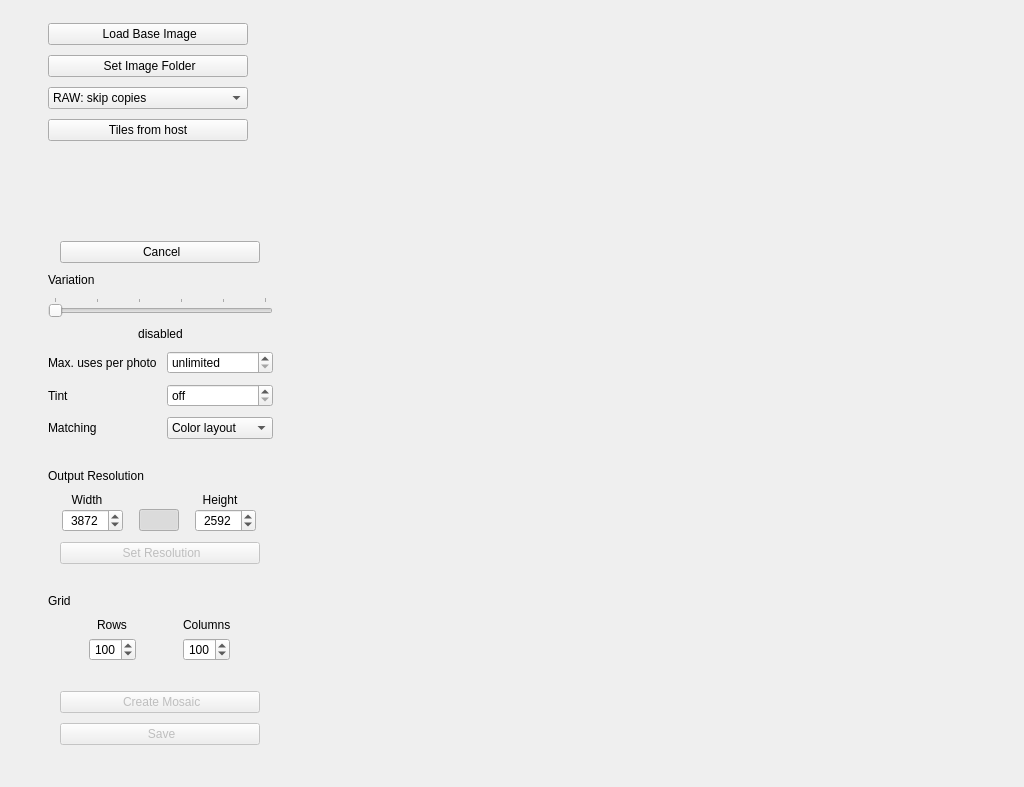
Above: mainwindow.ui from MightyMirko/ImageMosaicWall before the change. Below: the same form after it.
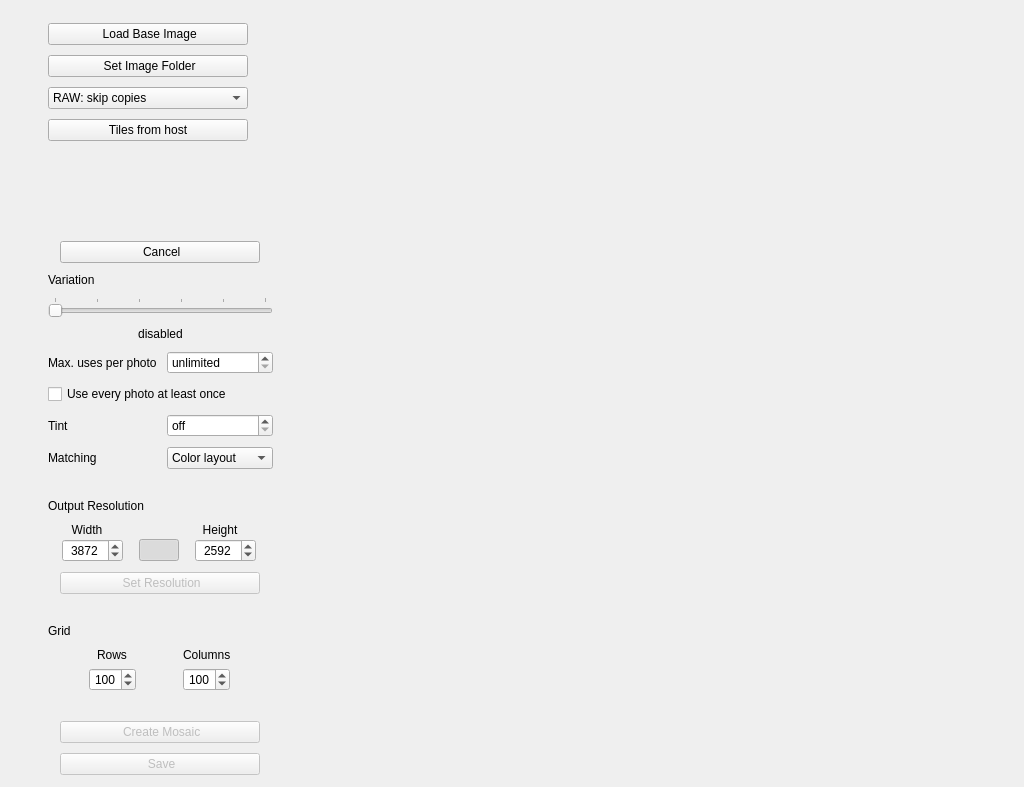
That is the form after the change. Icons and pictures are not drawn. Custom widgets are drawn as their Qt base class.

Commit message: Option to use every photo at least once

Patch:
```diff
--- a/mainwindow.ui
+++ b/mainwindow.ui
@@ -428,7 +428,17 @@
                    </property>
                   </widget>
                  </item>
-                 <item row="3" column="0">
+                 <item row="3" column="0" colspan="2">
+                  <widget class="QCheckBox" name="cbEveryPhoto">
+                   <property name="toolTip">
+                    <string>Every photo of the folder or selection appears at least once, e.g. for a wedding or a yearbook. Each photo first gets the free cell it fits best, then the remaining cells are filled as usual. Works best with many more cells than photos; Tint helps photos that fit nowhere blend in. With more photos than cells, every photo is used at most once instead.</string>
+                   </property>
+                   <property name="text">
+                    <string>Use every photo at least once</string>
+                   </property>
+                  </widget>
+                 </item>
+                 <item row="4" column="0">
                   <widget class="QLabel" name="lblTint">
                    <property name="toolTip">
                     <string>Blends the color of the base image into each tile, so the mosaic reads better from a distance. 10 to 30 % is usually enough.</string>
@@ -438,7 +448,7 @@
                    </property>
                   </widget>
                  </item>
-                 <item row="3" column="1">
+                 <item row="4" column="1">
                   <widget class="QSpinBox" name="sbTint">
                    <property name="toolTip">
                     <string>Blends the color of the base image into each tile, so the mosaic reads better from a distance. 10 to 30 % is usually enough.</string>
@@ -463,7 +473,7 @@
                    </property>
                   </widget>
                  </item>
-                 <item row="4" column="0">
+                 <item row="5" column="0">
                   <widget class="QLabel" name="lblMatching">
                    <property name="toolTip">
                     <string>Color layout compares a 4 x 4 grid of colors of the part of each photo that will be visible, so photos also match the shapes in the base image. Average color compares only one color per photo; it is faster for very large folders.</string>
@@ -473,7 +483,7 @@
                    </property>
                   </widget>
                  </item>
-                 <item row="4" column="1">
+                 <item row="5" column="1">
                   <widget class="QComboBox" name="cbMatching">
                    <property name="toolTip">
                     <string>Color layout compares a 4 x 4 grid of colors of the part of each photo that will be visible, so photos also match the shapes in the base image. Average color compares only one color per photo; it is faster for very large folders.</string>
```
The commit also changes 6 other files.
